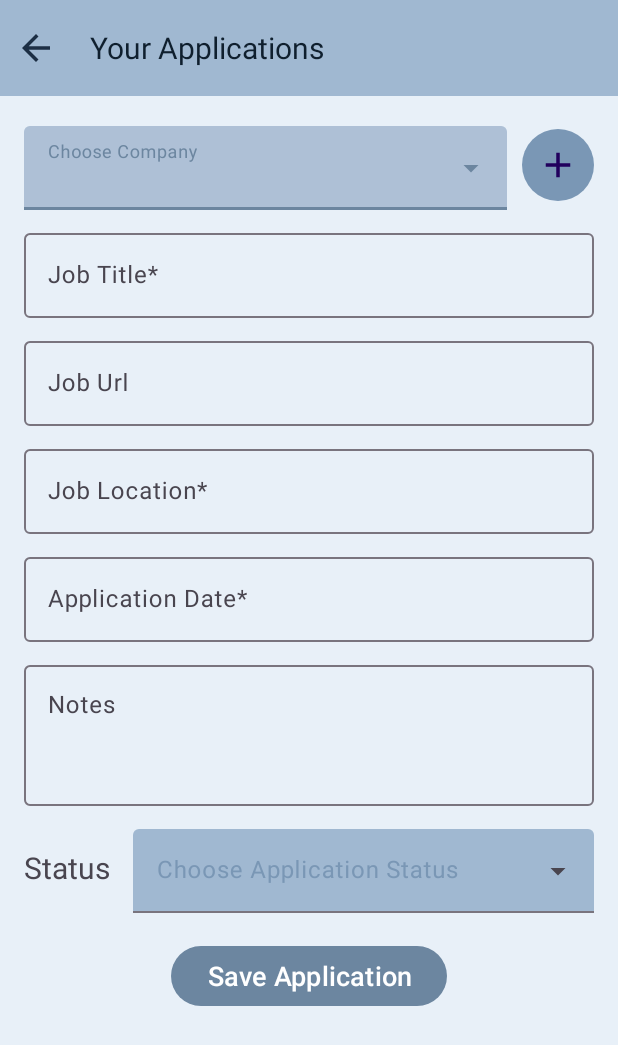
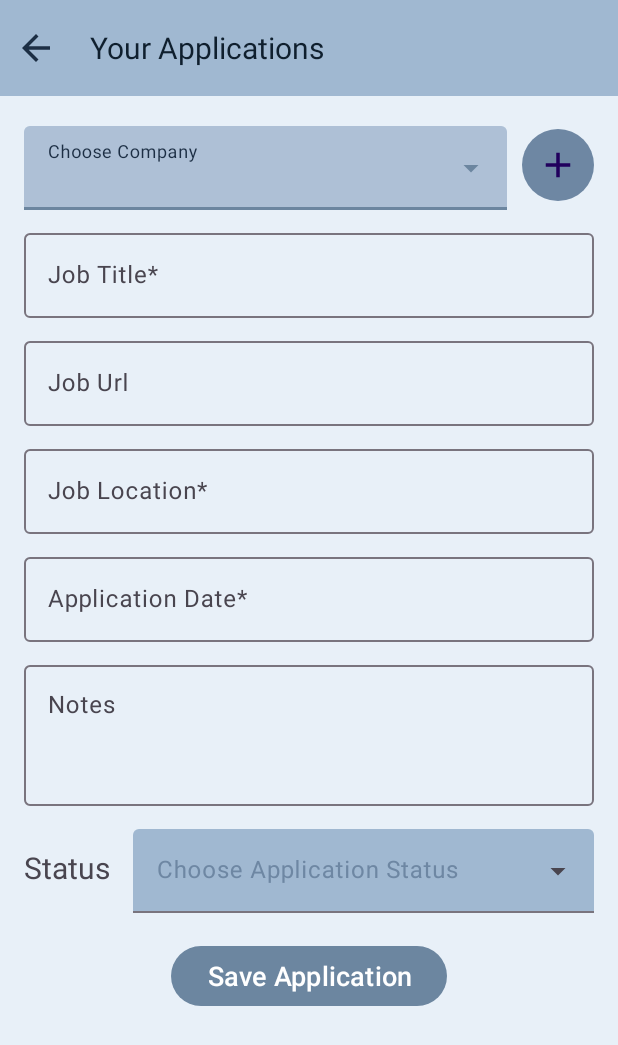
Before and after one commit to igor96SS/jobtracker, an Android app: the AddApplicationActivity screen opened directly, with no data from a screen before it, on a phone screen of 412 x 824 dp. Shown: the top 1045 px of the screen. Run offline under Robolectric (Android 15) with nearby library versions, the phone set to English and light mode, and no system bars; our stand-ins replace Room's generated code.

Commit message:
improve colors visibility in dropboxes

```diff
--- a/app/src/main/res/layout/activity_add_application.xml
+++ b/app/src/main/res/layout/activity_add_application.xml
@@ -33,6 +33,7 @@
                 android:layout_height="wrap_content"
                 android:layout_width="0dp"
                 android:textColorHint="?attr/colorSecondary"
+                app:hintTextColor="?attr/colorOnSurface"
                 app:layout_constraintEnd_toStartOf="@+id/companyBTN"
                 app:layout_constraintBottom_toBottomOf="@+id/companyBTN"
                 app:layout_constraintStart_toStartOf="parent"
@@ -181,6 +182,7 @@
                 android:layout_height="wrap_content"
                 android:layout_marginTop="15dp"
                 android:textColorHint="?attr/colorSecondary"
+                app:hintTextColor="?attr/colorOnSurface"
                 app:layout_constraintHorizontal_bias="1.0"
                 app:layout_constraintEnd_toEndOf="parent"
                 app:layout_constraintStart_toEndOf="@+id/statusText"
--- a/app/src/main/res/values/colors.xml
+++ b/app/src/main/res/values/colors.xml
@@ -26,7 +26,7 @@
     <!-- Light theme colors -->
     <color name="light_colorPrimary">#6C86A0</color>
     <color name="light_colorPrimaryVariant">#607D99</color>
-    <color name="light_colorSecondary">#7A97B5</color>
+    <color name="light_colorSecondary">#6E87A3</color>
     <color name="light_colorSecondaryVariant">#A0B8D1</color>
     <color name="light_colorBackground">#E8F0F8</color>
     <color name="light_colorSurface">#E9F1FA</color>
```
